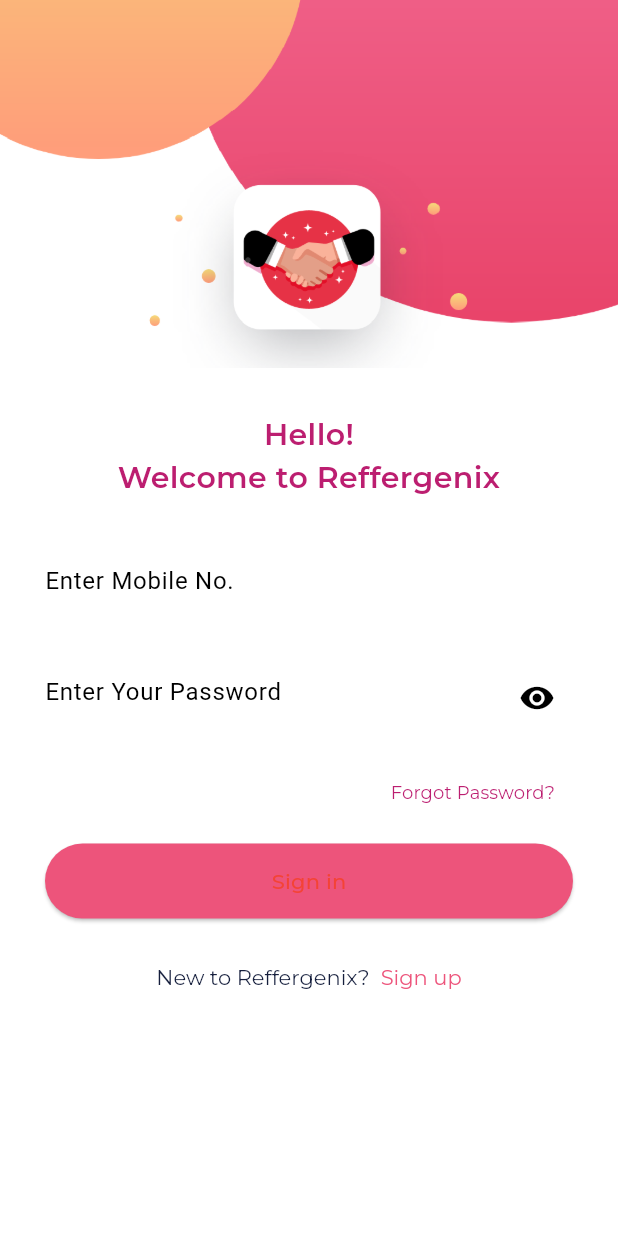
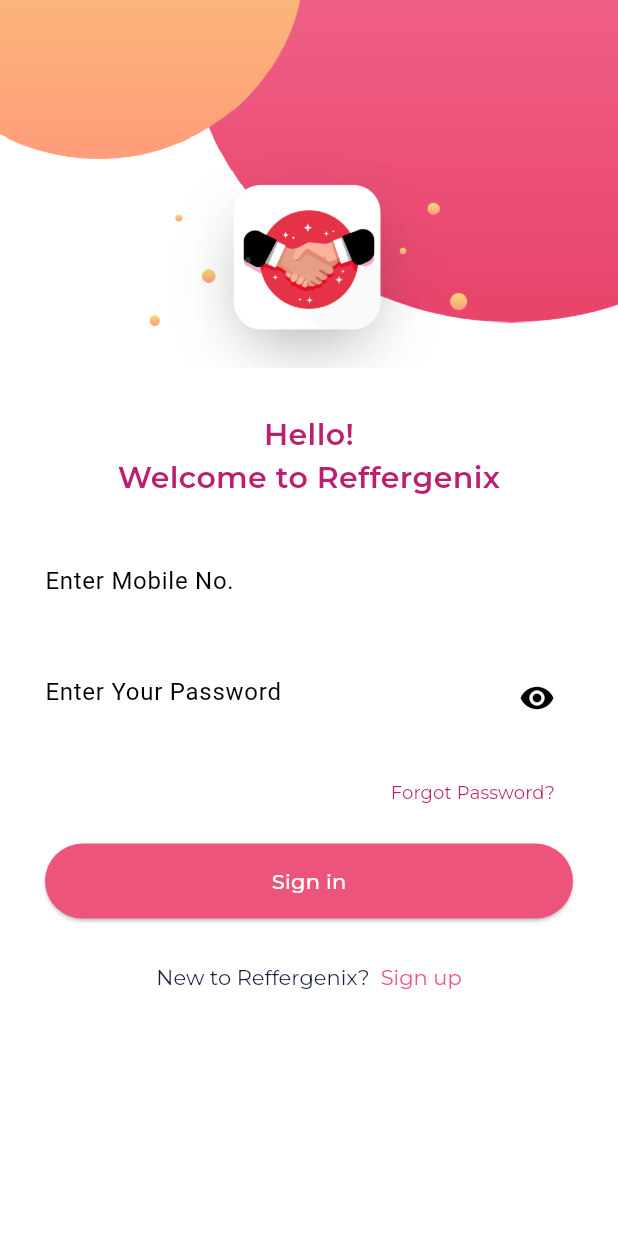
Before and after one commit to sublime-rawking/bandhu, a Flutter app: the screen it shows after launch, on a phone screen of 412 x 824 dp. Run offline on Flutter 3.47's test engine with Material 3 defaults, Android fonts, the phone set to English and light mode, and no system bars; our stand-ins replace dio, expandable, file_picker, flutter_native_splash, flutter_riverpod, fluttertoast and 6 more; missing offline and left inert: easy_image_viewer, page_animation_transition, syncfusion_flutter_pdfviewer.

Commit message:
added color to sign in btn in login apge

```diff
--- a/lib/api/auth_api.dart
+++ b/lib/api/auth_api.dart
@@ -264,13 +264,14 @@
 
       // Decode the response body
       var databody = jsonDecode(response.body);
-
+      print(response);
       // Write the response body to the console
       write(databody.toString());
 
       // Return the value of the "success" field from the response body
       return databody["success"];
     } catch (e) {
+      print(e);
       // Write the error message to the console
       write(e.toString());
 
--- a/lib/screens/authscreen/login.dart
+++ b/lib/screens/authscreen/login.dart
@@ -187,7 +187,7 @@
                     )
                   : Text(
                       "Sign in",
-                      style: fontMedium14,
+                      style: fontMedium14.copyWith(color: white),
                     ),
             ),
             const SizedBox(
```
Also changed, not shown: pubspec.lock.
